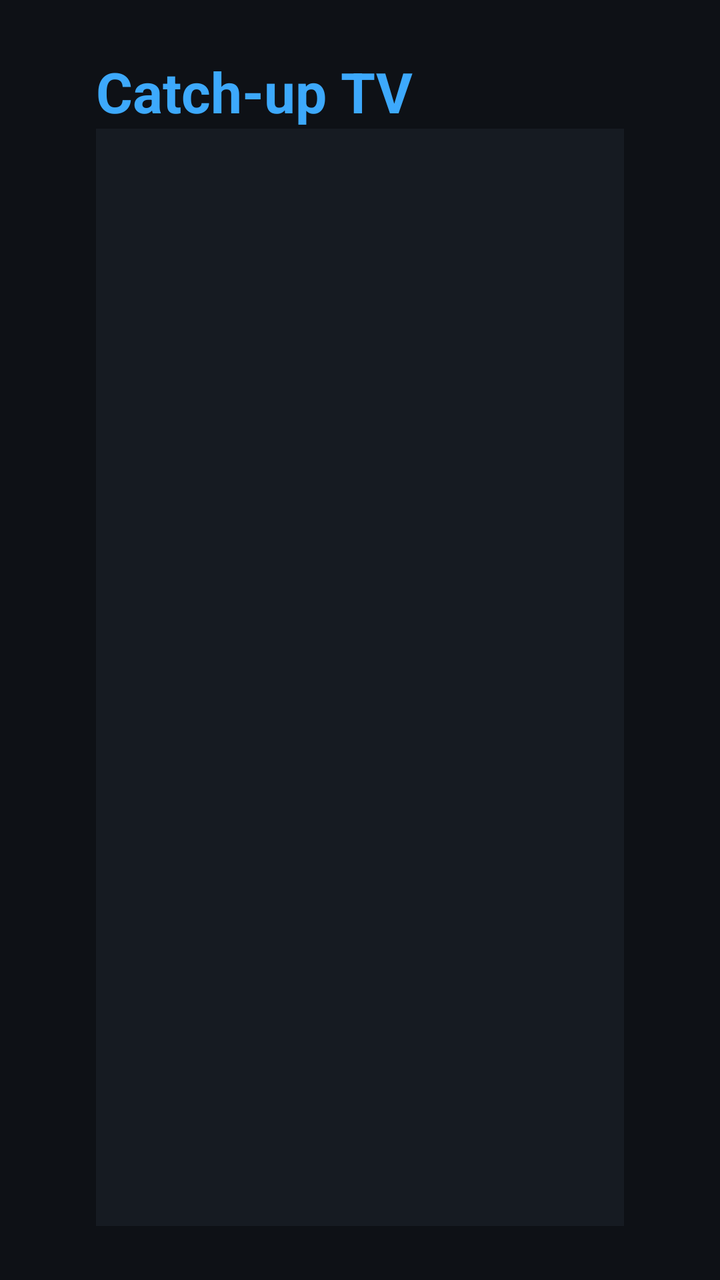
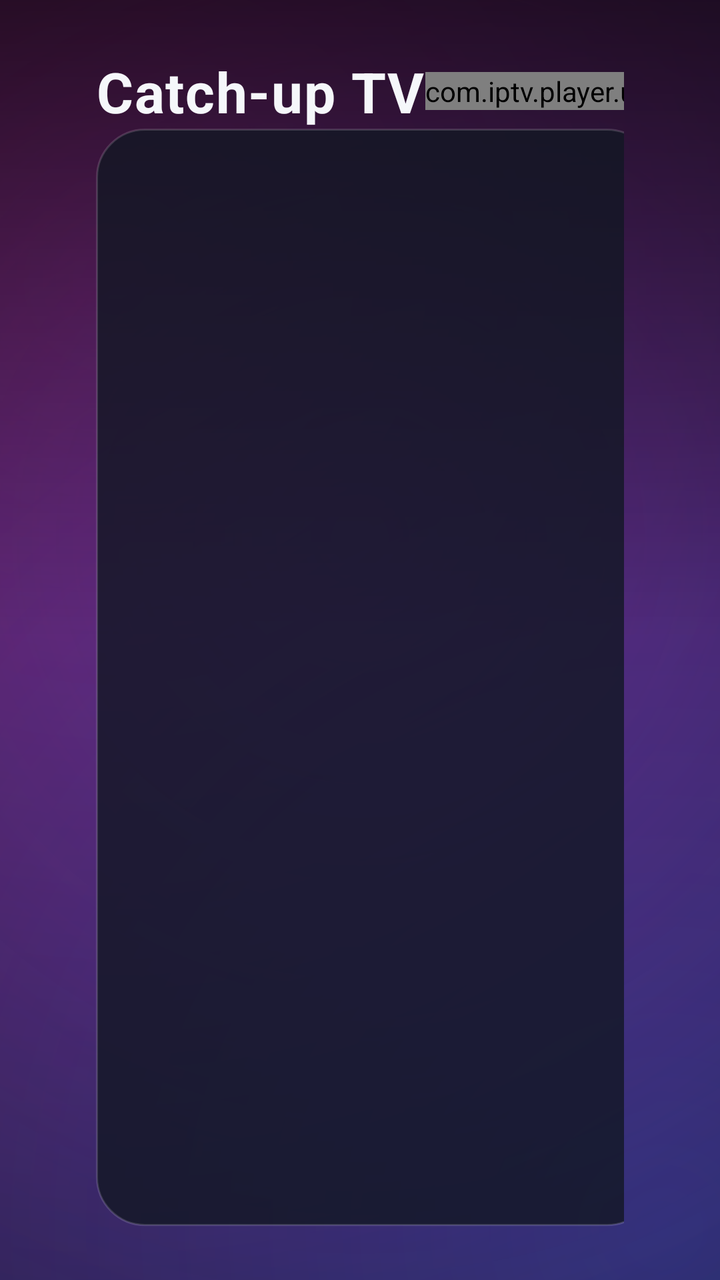

Two renders of the same Android screen: before a commit and after it. Below are the layout's source before the change and the commit's diff.
<!-- AndroidManifest.xml: application theme Theme.IptvPlayer -->
<!-- res/layout/activity_catchup.xml -->
<?xml version="1.0" encoding="utf-8"?>
<androidx.constraintlayout.widget.ConstraintLayout
    xmlns:android="http://schemas.android.com/apk/res/android"
    xmlns:app="http://schemas.android.com/apk/res-auto"
    android:layout_width="match_parent"
    android:layout_height="match_parent"
    android:background="@color/bg_root"
    android:paddingHorizontal="@dimen/safe_area_h"
    android:paddingVertical="@dimen/safe_area_v">

    <TextView
        android:id="@+id/title"
        android:layout_width="wrap_content"
        android:layout_height="wrap_content"
        android:text="@string/catchup_title"
        android:textColor="@color/accent"
        android:textSize="@dimen/text_title"
        android:textStyle="bold"
        android:layout_marginBottom="@dimen/space_m"
        app:layout_constraintStart_toStartOf="parent"
        app:layout_constraintTop_toTopOf="parent" />

    
    <LinearLayout
        android:id="@+id/channelPanel"
        android:layout_width="@dimen/category_width"
        android:layout_height="0dp"
        android:orientation="vertical"
        android:background="@drawable/bg_panel"
        android:padding="@dimen/space_s"
        app:layout_constraintStart_toStartOf="parent"
        app:layout_constraintTop_toBottomOf="@id/title"
        app:layout_constraintBottom_toBottomOf="parent">

        <androidx.recyclerview.widget.RecyclerView
            android:id="@+id/channelList"
            android:layout_width="match_parent"
            android:layout_height="0dp"
            android:layout_weight="1"
            android:clipToPadding="false" />

        <TextView
            android:id="@+id/emptyChannels"
            android:layout_width="match_parent"
            android:layout_height="wrap_content"
            android:text="@string/catchup_no_channels"
            android:textColor="@color/text_secondary"
            android:textSize="@dimen/text_caption"
            android:gravity="center"
            android:padding="@dimen/space_m"
            android:visibility="gone" />
    </LinearLayout>

    
    <LinearLayout
        android:layout_width="0dp"
        android:layout_height="0dp"
        android:orientation="vertical"
        android:layout_marginStart="@dimen/space_m"
        app:layout_constraintStart_toEndOf="@id/channelPanel"
        app:layout_constraintEnd_toEndOf="parent"
        app:layout_constraintTop_toBottomOf="@id/title"
        app:layout_constraintBottom_toBottomOf="parent">

        <TextView
            android:id="@+id/focusedChannelName"
            android:layout_width="match_parent"
            android:layout_height="wrap_content"
            android:textColor="@color/text_primary"
            android:textSize="@dimen/text_body"
            android:textStyle="bold"
            android:maxLines="1"
            android:ellipsize="end"
            android:layout_marginBottom="@dimen/space_s" />

        <androidx.recyclerview.widget.RecyclerView
            android:id="@+id/programList"
            android:layout_width="match_parent"
            android:layout_height="0dp"
            android:layout_weight="1"
            android:clipToPadding="false" />

        <TextView
            android:id="@+id/emptyPrograms"
            android:layout_width="match_parent"
            android:layout_height="wrap_content"
            android:text="@string/catchup_no_programs"
            android:textColor="@color/text_secondary"
            android:textSize="@dimen/text_caption"
            android:gravity="center"
            android:padding="@dimen/space_m"
            android:visibility="gone" />
    </LinearLayout>
</androidx.constraintlayout.widget.ConstraintLayout>
<!-- resources referenced by this layout -->
<resources>
  <color name="accent">#3DA9FC</color>
  <color name="bg_root">#0E1116</color>
  <color name="text_primary">#F5F7FA</color>
  <color name="text_secondary">#9AA7B4</color>
  <dimen name="category_width">280dp</dimen>
  <dimen name="safe_area_h">48dp</dimen>
  <dimen name="safe_area_v">27dp</dimen>
  <dimen name="space_m">16dp</dimen>
  <dimen name="space_s">8dp</dimen>
  <dimen name="text_body">20sp</dimen>
  <dimen name="text_caption">16sp</dimen>
  <dimen name="text_title">28sp</dimen>
  <!-- drawable bg_panel (drawable) -->
  <?xml version="1.0" encoding="utf-8"?>
  <shape xmlns:android="http://schemas.android.com/apk/res/android" android:shape="rectangle">
      <solid android:color="@color/bg_panel" />
  </shape>
  <string name="catchup_no_channels">No channels with catch-up are available.</string>
  <string name="catchup_no_programs">No catch-up programmes for this channel.</string>
  <string name="catchup_title">Catch-up TV</string>
  <style name="Theme.IptvPlayer" parent="Theme.AppCompat.NoActionBar">
          <item name="colorPrimary">@color/accent</item>
          <item name="colorPrimaryDark">@color/bg_root</item>
          <item name="colorAccent">@color/accent</item>
          <item name="android:windowBackground">@color/bg_root</item>
          <item name="android:statusBarColor" tools:targetApi="lollipop">@color/bg_root</item>
          <item name="android:windowFullscreen">true</item>
          <item name="android:textColorPrimary">@color/text_primary</item>
          <item name="android:textColorSecondary">@color/text_secondary</item>
      </style>
  <color name="bg_panel">#161B22</color>
</resources>

<!-- the commit's change to res/layout/activity_catchup.xml (unified diff, before → after) -->
@@ -4,21 +4,52 @@
     xmlns:app="http://schemas.android.com/apk/res-auto"
     android:layout_width="match_parent"
     android:layout_height="match_parent"
-    android:background="@color/bg_root"
+    android:background="@drawable/bg_login_aurora"
     android:paddingHorizontal="@dimen/safe_area_h"
     android:paddingVertical="@dimen/safe_area_v">
 
-    <TextView
-        android:id="@+id/title"
-        android:layout_width="wrap_content"
+    
+    <LinearLayout
+        android:id="@+id/navBar"
+        android:layout_width="0dp"
         android:layout_height="wrap_content"
-        android:text="@string/catchup_title"
-        android:textColor="@color/accent"
-        android:textSize="@dimen/text_title"
-        android:textStyle="bold"
+        android:orientation="horizontal"
+        android:gravity="center_vertical"
         android:layout_marginBottom="@dimen/space_m"
         app:layout_constraintStart_toStartOf="parent"
-        app:layout_constraintTop_toTopOf="parent" />
+        app:layout_constraintEnd_toEndOf="parent"
+        app:layout_constraintTop_toTopOf="parent">
+
+        <TextView
+            android:layout_width="wrap_content"
+            android:layout_height="wrap_content"
+            android:text="@string/catchup_title"
+            android:textColor="@color/text_primary"
+            android:textSize="@dimen/text_title"
+            android:textStyle="bold"
+            android:letterSpacing="0.02" />
+
+        <Space
+            android:layout_width="0dp"
+            android:layout_height="wrap_content"
+            android:layout_weight="1" />
+
+        <com.iptv.player.ui.common.ClockView
+            android:id="@+id/clock"
+            android:layout_width="wrap_content"
+            android:layout_height="wrap_content"
+            android:textColor="@color/text_primary"
+            android:textSize="@dimen/text_title"
+            android:textStyle="bold" />
+
+        <TextView
+            android:id="@+id/dateText"
+            android:layout_width="wrap_content"
+            android:layout_height="wrap_content"
+            android:textColor="@color/text_secondary"
+            android:textSize="@dimen/text_body"
+            android:layout_marginStart="@dimen/space_m" />
+    </LinearLayout>
 
     
     <LinearLayout
@@ -26,10 +57,10 @@
         android:layout_width="@dimen/category_width"
         android:layout_height="0dp"
         android:orientation="vertical"
-        android:background="@drawable/bg_panel"
-        android:padding="@dimen/space_s"
+        android:background="@drawable/bg_glass_card"
+        android:padding="@dimen/space_m"
         app:layout_constraintStart_toStartOf="parent"
-        app:layout_constraintTop_toBottomOf="@id/title"
+        app:layout_constraintTop_toBottomOf="@id/navBar"
         app:layout_constraintBottom_toBottomOf="parent">
 
         <androidx.recyclerview.widget.RecyclerView
@@ -57,9 +88,11 @@
         android:layout_height="0dp"
         android:orientation="vertical"
         android:layout_marginStart="@dimen/space_m"
+        android:background="@drawable/bg_glass_card"
+        android:padding="@dimen/space_m"
         app:layout_constraintStart_toEndOf="@id/channelPanel"
         app:layout_constraintEnd_toEndOf="parent"
-        app:layout_constraintTop_toBottomOf="@id/title"
+        app:layout_constraintTop_toBottomOf="@id/navBar"
         app:layout_constraintBottom_toBottomOf="parent">
 
         <TextView
@@ -71,7 +104,7 @@
             android:textStyle="bold"
             android:maxLines="1"
             android:ellipsize="end"
-            android:layout_marginBottom="@dimen/space_s" />
+            android:layout_marginBottom="@dimen/space_m" />
 
         <androidx.recyclerview.widget.RecyclerView
             android:id="@+id/programList"
<!-- resource entries referenced after the edit -->
@@ -8,15 +8,67 @@
   <dimen name="safe_area_h">48dp</dimen>
   <dimen name="safe_area_v">27dp</dimen>
   <dimen name="space_m">16dp</dimen>
-  <dimen name="space_s">8dp</dimen>
   <dimen name="text_body">20sp</dimen>
   <dimen name="text_caption">16sp</dimen>
   <dimen name="text_title">28sp</dimen>
-  <!-- drawable bg_panel (drawable) -->
+  <!-- drawable bg_glass_card (drawable) -->
   <?xml version="1.0" encoding="utf-8"?>
   <shape xmlns:android="http://schemas.android.com/apk/res/android" android:shape="rectangle">
-      <solid android:color="@color/bg_panel" />
+      <solid android:color="@color/glass_card" />
+      <corners android:radius="24dp" />
+      <stroke android:width="1dp" android:color="@color/glass_stroke" />
   </shape>
+  <!-- drawable bg_login_aurora (drawable) -->
+  <?xml version="1.0" encoding="utf-8"?>
+  <layer-list xmlns:android="http://schemas.android.com/apk/res/android">
+      <item>
+          <shape android:shape="rectangle">
+              <solid android:color="@color/brand_cinematic" />
+          </shape>
+      </item>
+      <item>
+          <shape android:shape="rectangle">
+              <gradient
+                  android:type="radial"
+                  android:centerX="0.16"
+                  android:centerY="0.22"
+                  android:gradientRadius="760dp"
+                  android:startColor="#73FF2E9A"
+                  android:endColor="#00FF2E9A" />
+          </shape>
+      </item>
+      <item>
+          <shape android:shape="rectangle">
+              <gradient
+                  android:type="radial"
+                  android:centerX="0.92"
+                  android:centerY="0.96"
+                  android:gradientRadius="860dp"
+                  android:startColor="#5E3A6BFF"
+                  android:endColor="#003A6BFF" />
+          </shape>
+      </item>
+      <item>
+          <shape android:shape="rectangle">
+              <gradient
+                  android:type="radial"
+                  android:centerX="0.5"
+                  android:centerY="0.42"
+                  android:gradientRadius="520dp"
+                  android:startColor="#357B2FF7"
+                  android:endColor="#007B2FF7" />
+          </shape>
+      </item>
+      <item>
+          <shape android:shape="rectangle">
+              <gradient
+                  android:angle="90"
+                  android:startColor="#00000000"
+                  android:centerColor="#00000000"
+                  android:endColor="#99000000" />
+          </shape>
+      </item>
+  </layer-list>
   <string name="catchup_no_channels">No channels with catch-up are available.</string>
   <string name="catchup_no_programs">No catch-up programmes for this channel.</string>
   <string name="catchup_title">Catch-up TV</string>
@@ -30,6 +82,8 @@
           <item name="android:textColorPrimary">@color/text_primary</item>
           <item name="android:textColorSecondary">@color/text_secondary</item>
       </style>
-  <color name="bg_panel">#161B22</color>
+  <color name="glass_card">#CC121723</color>
+  <color name="glass_stroke">#26FFFFFF</color>
+  <color name="brand_cinematic">#07090F</color>
 </resources>
 
